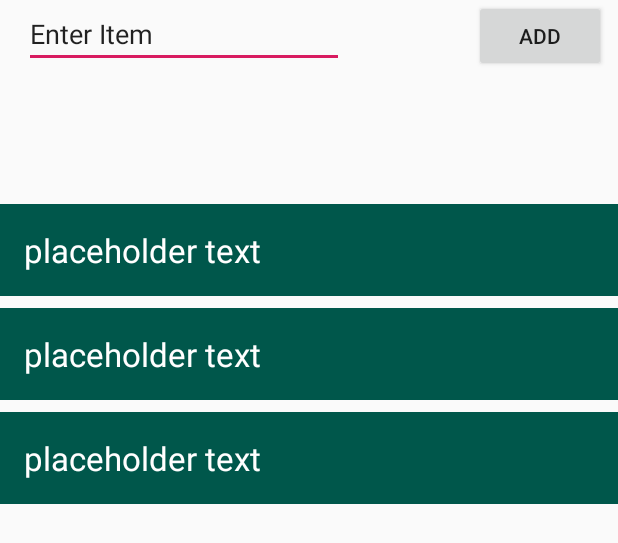
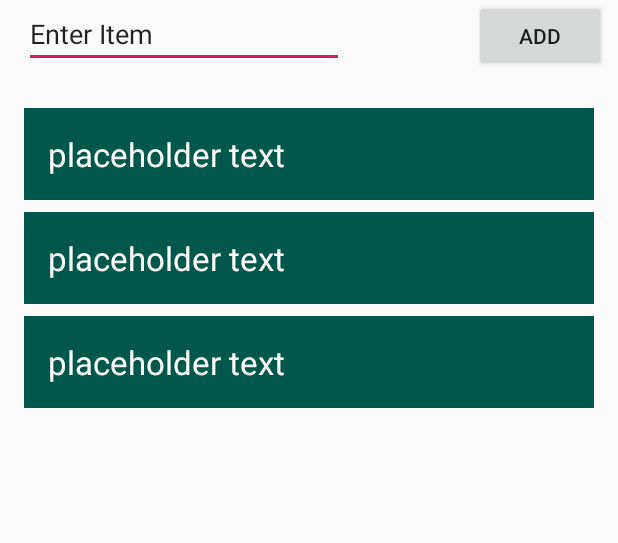
Before and after one commit to lobstertron/PocketBar, an Android app: the layout content_shopping_list.xml on its own in the app's theme, with its tools: preview values and no code run, on a phone screen of 412 x 824 dp. Shown: the top 543 px of the screen. Run offline under Robolectric (Android 15) with nearby library versions, the phone set to English and light mode, and no system bars.

```diff
--- a/app/src/main/res/layout/content_shopping_list.xml
+++ b/app/src/main/res/layout/content_shopping_list.xml
@@ -73,7 +73,6 @@
         android:layout_marginRight="8dp"
         android:text="Add"
         android:onClick="addItem"
-
         app:layout_constraintBaseline_toBaselineOf="@id/editText_shoplistadd"
         app:layout_constraintEnd_toEndOf="parent"
         app:layout_constraintLeft_toRightOf="@id/editText_shoplistadd"
@@ -141,18 +140,44 @@
     -->
 
 
+    <!--   android:id="@+id/recyclerview"   -->
+    <!--
     <androidx.recyclerview.widget.RecyclerView
 
-        android:id="@+id/recyclerview"
+        android:id="@+id/recyclerviewShop"
         android:layout_width="match_parent"
         android:layout_height="match_parent"
         android:layout_below="@+id/button_add"
-        android:layout_marginTop="128dp"
+        android:layout_marginTop="44dp"
         app:layout_constraintTop_toBottomOf="@+id/button_add"
         tools:layout_editor_absoluteX="0dp"
+        tools:listitem="@layout/recyclerview_item"
+
+        ></androidx.recyclerview.widget.RecyclerView>
+    -->
+    <!--   android:id="@+id/recyclerview"   -->
+    <androidx.recyclerview.widget.RecyclerView
+
+        android:id="@+id/recyclerviewShop"
+        android:layout_width="match_parent"
+        android:layout_height="0dp"
+        android:layout_margin="16dp"
+        android:layout_marginStart="16dp"
+        android:layout_marginLeft="16dp"
+        android:layout_marginTop="32dp"
+        android:layout_marginEnd="16dp"
+        android:layout_marginRight="16dp"
+        app:layout_constraintBottom_toBottomOf="parent"
+
+        app:layout_constraintEnd_toStartOf="@+id/button_add"
+        app:layout_constraintStart_toStartOf="parent"
+        app:layout_constraintTop_toBottomOf="@id/button_add"
+
+        tools:listitem="@layout/recyclerview_shop_item"
+
+        ></androidx.recyclerview.widget.RecyclerView>
 
 
-        tools:listitem="@layout/recyclerview_item" />
 
 
     <!--
```
